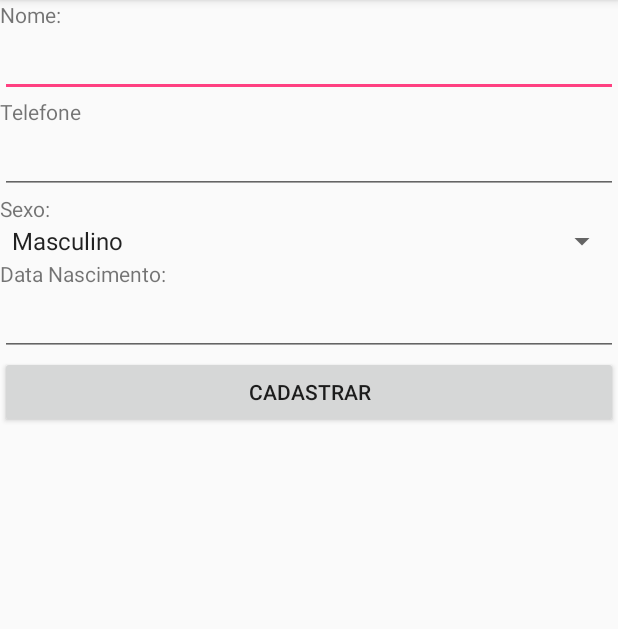
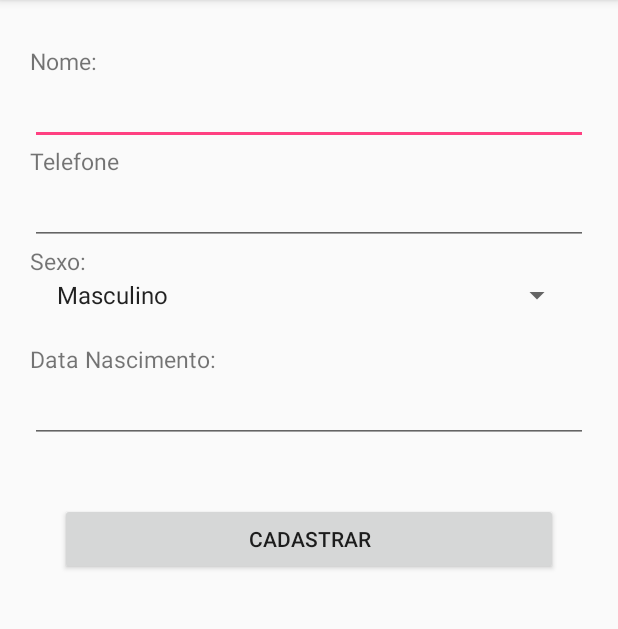
Before and after one commit to ThalisonBauer/ProjetoG2, an Android app: the cadastrarContato screen opened directly, with no data from a screen before it, on a phone screen of 412 x 824 dp, the part 84-713 px from its top. Run offline under Robolectric (Android 15) with nearby library versions, the phone set to English and light mode, and no system bars.

Commit message:
Oie :) The END

```diff
--- a/app/src/main/res/layout/activity_cadastrar_contato.xml
+++ b/app/src/main/res/layout/activity_cadastrar_contato.xml
@@ -11,7 +11,11 @@
         android:id="@+id/textView"
         android:layout_width="match_parent"
         android:layout_height="wrap_content"
-        android:text="Nome:" />
+        android:text="Nome:"
+        android:layout_marginRight="20dp"
+        android:layout_marginLeft="20dp"
+        android:layout_marginTop="30dp"
+        android:textSize="15dp"/>
 
     <EditText
         android:id="@+id/edtNome"
@@ -19,46 +23,65 @@
         android:layout_width="match_parent"
         android:layout_height="wrap_content"
         android:ems="10"
-        android:inputType="textPersonName" />
+        android:inputType="textPersonName"
+        android:layout_marginRight="20dp"
+        android:layout_marginLeft="20dp"/>
 
     <TextView
         android:layout_width="match_parent"
         android:layout_height="wrap_content"
-        android:text="Telefone" />
+        android:text="Telefone"
+        android:layout_marginRight="20dp"
+        android:layout_marginLeft="20dp"
+        android:textSize="15dp"/>
 
     <EditText
         android:id="@+id/edtTelefone"
         android:layout_width="match_parent"
         android:layout_height="wrap_content"
         android:ems="10"
-        android:inputType="phone" />
+        android:inputType="phone"
+        android:layout_marginRight="20dp"
+        android:layout_marginLeft="20dp"/>
 
     <TextView
         android:layout_width="match_parent"
         android:layout_height="wrap_content"
-        android:text="Sexo:" />
+        android:text="Sexo:"
+        android:layout_marginRight="20dp"
+        android:layout_marginLeft="20dp"
+        android:textSize="15dp"/>
 
     <Spinner
         android:id="@+id/spinnerSexo"
         android:layout_width="match_parent"
-        android:layout_height="wrap_content" />
+        android:layout_height="wrap_content"
+        android:layout_marginRight="30dp"
+        android:layout_marginLeft="30dp"/>
 
     <TextView
         android:layout_width="match_parent"
         android:layout_height="wrap_content"
-        android:text="Data Nascimento:" />
+        android:text="Data Nascimento:"
+        android:layout_marginRight="20dp"
+        android:layout_marginLeft="20dp"
+        android:textSize="15dp"
+        android:layout_marginTop="20dp"/>
 
     <EditText
         android:id="@+id/edtNascimento"
         android:layout_width="match_parent"
         android:layout_height="wrap_content"
         android:ems="10"
-        android:inputType="date" />
+        android:inputType="date"
+        android:layout_marginRight="20dp"
+        android:layout_marginLeft="20dp"/>
 
     <Button
         android:id="@+id/btnCadastrar"
         android:layout_width="match_parent"
         android:layout_height="wrap_content"
-        android:text="Cadastrar" />
+        android:text="Cadastrar"
+        android:layout_margin="40dp"/>
 
 </LinearLayout>
```
Also changed, not shown: app/src/main/java/com/example/thali/segundoprojeto/cadastrarContato.java (+14 -1 lines), app/src/main/java/com/example/thali/segundoprojeto/infoContato.java (+5 -3 lines), app/src/main/res/layout/activity_info_contato.xml (+19 -8 lines).
